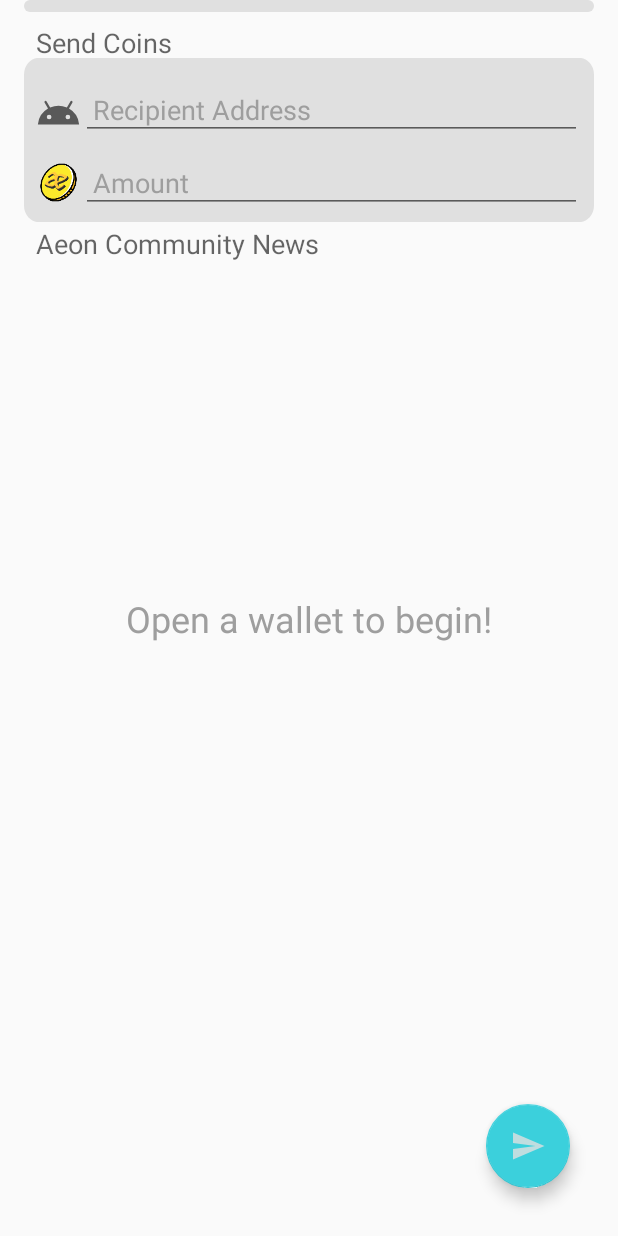
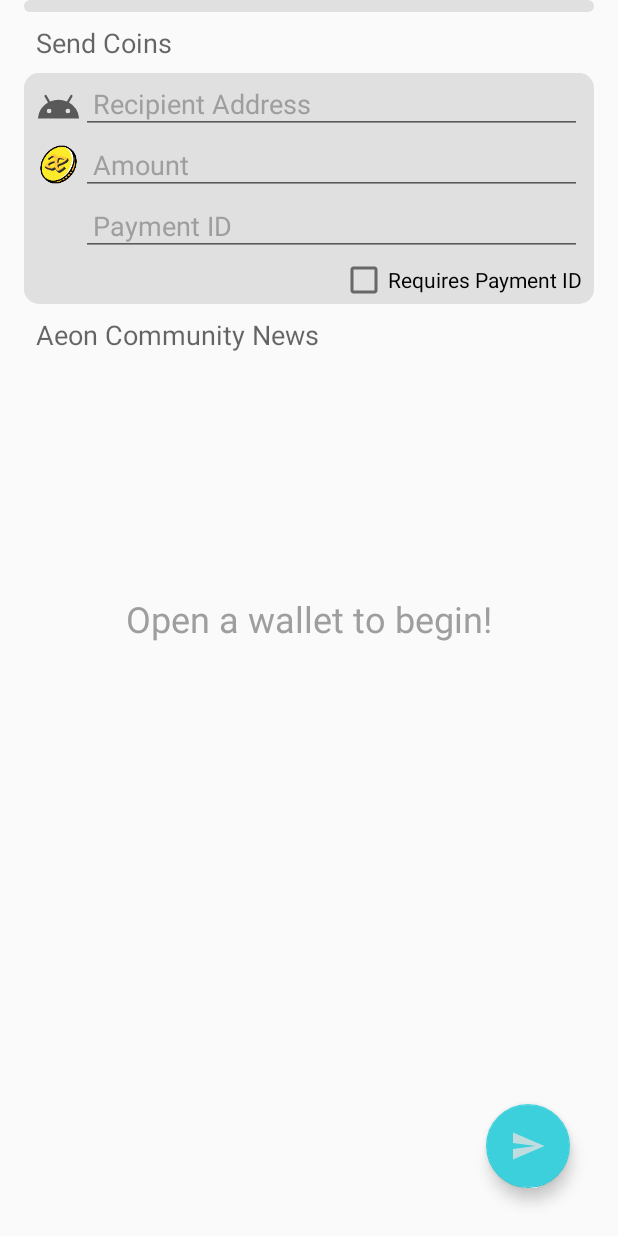
Before and after one commit to aeonguild/aeonwallet, an Android app: the layout fragment_transfer.xml on its own in the app's theme, with its tools: preview values and no code run, on a phone screen of 412 x 824 dp. Run offline under Robolectric (Android 15) with nearby library versions, the phone set to English and light mode, and no system bars.

Commit message:
First part of payment IDs

```diff
--- a/app/src/main/java/com/aeon/app/BackgroundThread.java
+++ b/app/src/main/java/com/aeon/app/BackgroundThread.java
@@ -113,6 +113,10 @@ public class BackgroundThread extends Thread{
         Log.v(TAG, "queueTransaction");
         pendingTransaction = new TransactionPending(dst_address,amount);
     }
+    public static void queueTransaction(String dst_address, long amount, String paymentID){
+        Log.v(TAG, "queueTransaction");
+        pendingTransaction = new TransactionPending(dst_address,amount,paymentID);
+    }
     public static void confirmTransaction(){
         Log.v(TAG, "confirmTransaction");
         pendingTransaction.isConfirmedByUser = true;
--- a/app/src/main/res/layout/fragment_transfer.xml
+++ b/app/src/main/res/layout/fragment_transfer.xml
@@ -14,7 +14,7 @@
             android:id="@+id/group_onboard"
             android:layout_width="wrap_content"
             android:layout_height="wrap_content"
-            app:constraint_referenced_ids="text_onboard"/>
+            app:constraint_referenced_ids="text_onboard" />
 
         <androidx.constraintlayout.widget.Group
             android:id="@+id/group_transfer"
@@ -27,34 +27,34 @@
             transfer_amount_info,
             transfer_amount_info_label,
             floating_button_send,
-            textView,textView2,rv_blog_list" />
+            textView,textView2,rv_blog_list,text_payment_id,check_payment_id" />
 
         <ImageView
             android:id="@+id/imageView"
             android:layout_width="0dp"
             android:layout_height="0dp"
             android:layout_marginStart="16dp"
-            android:layout_marginTop="-8dp"
             android:layout_marginEnd="16dp"
-            android:scaleY="1.125"
-            app:layout_constraintBottom_toBottomOf="@+id/transfer_amount_info"
+            app:layout_constraintBottom_toBottomOf="@+id/check_payment_id"
             app:layout_constraintEnd_toEndOf="parent"
+            app:layout_constraintHorizontal_bias="0.0"
             app:layout_constraintStart_toStartOf="parent"
             app:layout_constraintTop_toTopOf="@+id/transfer_recipient_info"
+            app:layout_constraintVertical_bias="0.0"
             app:srcCompat="@drawable/corners" />
 
         <EditText
             android:id="@+id/transfer_recipient_info"
             android:layout_width="0dp"
             android:layout_height="wrap_content"
-            android:layout_marginTop="12dp"
+            android:layout_marginTop="8dp"
             android:layout_marginEnd="24dp"
             android:gravity="start|top"
             android:hint="@string/text_recipient_address"
             android:inputType="textVisiblePassword|textMultiLine"
             android:padding="8dp"
             app:layout_constraintEnd_toEndOf="parent"
-            app:layout_constraintHorizontal_bias="1.0"
+            app:layout_constraintHorizontal_bias="0.0"
             app:layout_constraintStart_toEndOf="@+id/transfer_recipient_info_label"
             app:layout_constraintTop_toBottomOf="@+id/textView" />
 
@@ -67,11 +67,11 @@
             app:layout_constraintBottom_toBottomOf="@+id/transfer_recipient_info"
             app:layout_constraintStart_toStartOf="parent"
             app:layout_constraintTop_toTopOf="@+id/transfer_recipient_info" />
+
         <EditText
             android:id="@+id/transfer_amount_info"
             android:layout_width="0dp"
             android:layout_height="wrap_content"
-            android:layout_marginTop="8dp"
             android:layout_marginEnd="24dp"
             android:hint="@string/text_amount"
             android:inputType="numberDecimal"
@@ -164,6 +164,33 @@
             android:text="@string/title_aeon_news"
             android:textAppearance="@style/TextAppearance.AppCompat.Medium"
             app:layout_constraintStart_toStartOf="parent"
+            app:layout_constraintTop_toBottomOf="@+id/imageView" />
+
+        <CheckBox
+            android:id="@+id/check_payment_id"
+            style="@android:style/Widget.Material.CompoundButton.CheckBox"
+            android:layout_width="wrap_content"
+            android:layout_height="wrap_content"
+            android:layout_marginEnd="24dp"
+            android:minWidth="0dp"
+            android:minHeight="0dp"
+            android:text="Requires Payment ID"
+            android:textAppearance="@style/TextAppearance.AppCompat.Small"
+            app:layout_constraintEnd_toEndOf="parent"
+            app:layout_constraintTop_toBottomOf="@+id/text_payment_id" />
+
+        <EditText
+            android:id="@+id/text_payment_id"
+            android:layout_width="0dp"
+            android:layout_height="wrap_content"
+            android:layout_marginEnd="24dp"
+            android:gravity="start|top"
+            android:hint="Payment ID"
+            android:inputType="textVisiblePassword|textMultiLine"
+            android:padding="8dp"
+            android:visibility="gone"
+            app:layout_constraintEnd_toEndOf="parent"
+            app:layout_constraintStart_toStartOf="@+id/transfer_recipient_info"
             app:layout_constraintTop_toBottomOf="@+id/transfer_amount_info" />
 
 
```
Also changed, not shown: app/src/main/java/com/aeon/app/ButtonActions.java (+13 -3 lines), app/src/main/java/com/aeon/app/models/TransactionPending.java (+12 -0 lines), app/src/main/java/com/aeon/app/ui/transfer/TransferFragment.java (+19 -14 lines).
